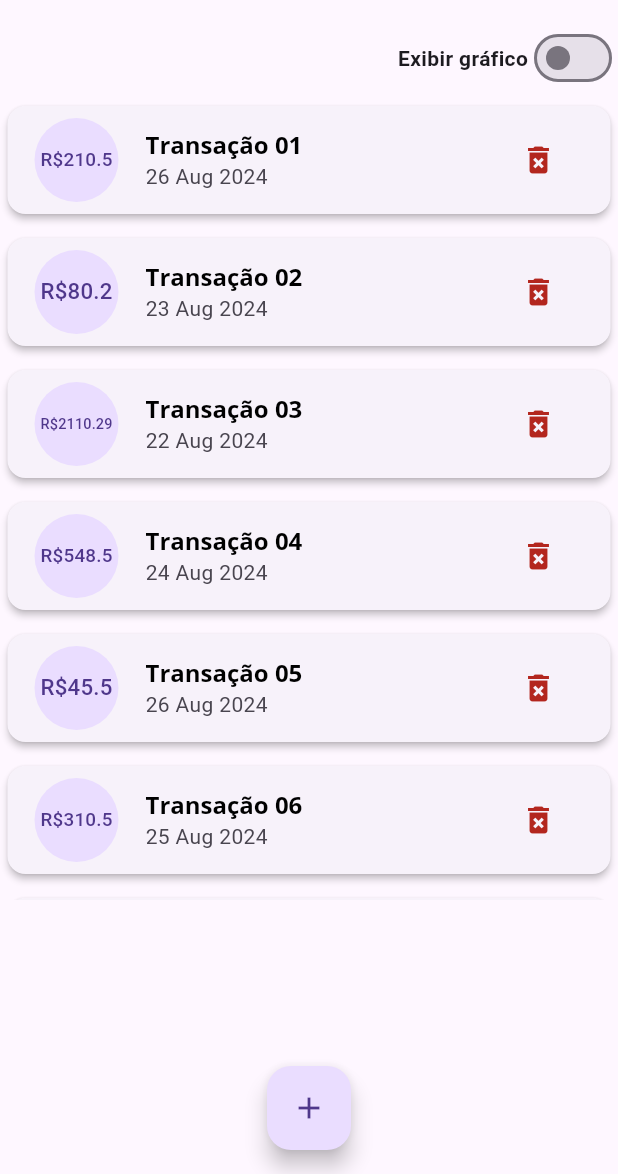
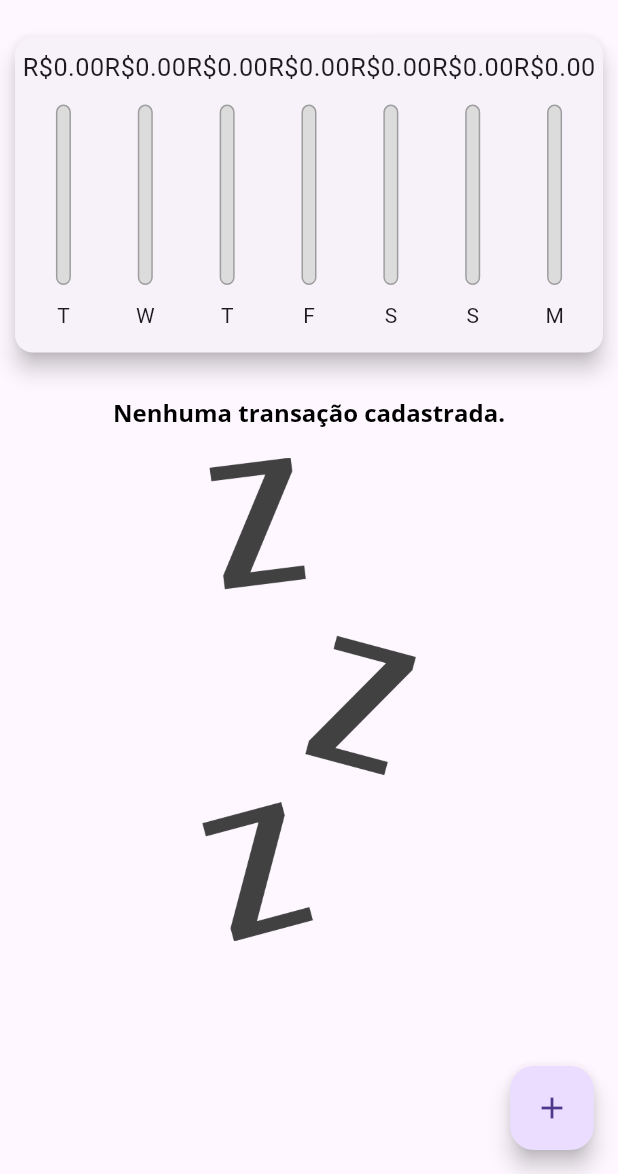
Before and after one commit to Mathews-mw/expense_organizer, a Flutter app: the screen it shows after launch, on a phone screen of 412 x 824 dp, the part 62-1236 px from its top. Run offline on Flutter 3.47's test engine with Material 3 defaults, Android fonts, the phone set to English and light mode, and no system bars.

Commit message:
responsive list and chart

```diff
--- a/lib/components/transaction_form.dart
+++ b/lib/components/transaction_form.dart
@@ -1,4 +1,5 @@
 import 'package:flutter/material.dart';
+import 'package:flutter/widgets.dart';
 import 'package:intl/intl.dart';
 
 class TransactionForm extends StatefulWidget {
@@ -46,11 +47,17 @@ class _TransactionFormState extends State<TransactionForm> {
 
   @override
   Widget build(BuildContext context) {
-    return Card(
+    return SingleChildScrollView(
+      child: Card(
         child: Column(
           children: [
             Padding(
-            padding: const EdgeInsets.all(10),
+              padding: EdgeInsets.only(
+                top: 10,
+                left: 10,
+                right: 10,
+                bottom: 10 + MediaQuery.of(context).viewInsets.bottom,
+              ),
               child: Column(
                 children: <Widget>[
                   TextField(
@@ -101,6 +108,7 @@ class _TransactionFormState extends State<TransactionForm> {
             )
           ],
         ),
+      ),
     );
   }
 }
--- a/lib/components/transaction_list.dart
+++ b/lib/components/transaction_list.dart
@@ -17,7 +17,9 @@ class TransactionList extends StatelessWidget {
     return Container(
       height: 570,
       child: transactions.isEmpty
-          ? Column(children: <Widget>[
+          ? LayoutBuilder(
+              builder: (ctx, constraints) {
+                return Column(children: <Widget>[
                   const SizedBox(height: 20),
                   Text(
                     'Nenhuma transação cadastrada.',
@@ -25,13 +27,15 @@ class TransactionList extends StatelessWidget {
                   ),
                   const SizedBox(height: 20),
                   SizedBox(
-                height: 200,
+                    height: constraints.maxHeight * 0.6,
                     child: Image.asset(
                       'assets/images/waiting.png',
                       fit: BoxFit.cover,
                     ),
                   )
-            ])
+                ]);
+              },
+            )
           : ListView.builder(
               itemCount: transactions.length,
               itemBuilder: (ctx, index) {
--- a/lib/main.dart
+++ b/lib/main.dart
@@ -54,41 +54,41 @@ class _HomePageState extends State<HomePage> {
   bool _showChart = false;
 
   final List<Transaction> _transactions = [
-    Transaction(
-        id: Random().nextDouble().toString(),
-        title: 'Transação 01',
-        value: 210.50,
-        date: DateTime.now()),
-    Transaction(
-        id: Random().nextDouble().toString(),
-        title: 'Transação 02',
-        value: 80.20,
-        date: DateTime.now().subtract(const Duration(days: 3))),
-    Transaction(
-        id: Random().nextDouble().toString(),
-        title: 'Transação 03',
-        value: 2110.29,
-        date: DateTime.now().subtract(const Duration(days: 4))),
-    Transaction(
-        id: Random().nextDouble().toString(),
-        title: 'Transação 04',
-        value: 548.50,
-        date: DateTime.now().subtract(const Duration(days: 2))),
-    Transaction(
-        id: Random().nextDouble().toString(),
-        title: 'Transação 05',
-        value: 45.50,
-        date: DateTime.now()),
-    Transaction(
-        id: Random().nextDouble().toString(),
-        title: 'Transação 06',
-        value: 310.50,
-        date: DateTime.now().subtract(const Duration(days: 1))),
-    Transaction(
-        id: Random().nextDouble().toString(),
-        title: 'Transação 07',
-        value: 197.50,
-        date: DateTime.now().subtract(const Duration(days: 2))),
+    // Transaction(
+    //     id: Random().nextDouble().toString(),
+    //     title: 'Transação 01',
+    //     value: 210.50,
+    //     date: DateTime.now()),
+    // Transaction(
+    //     id: Random().nextDouble().toString(),
+    //     title: 'Transação 02',
+    //     value: 80.20,
+    //     date: DateTime.now().subtract(const Duration(days: 3))),
+    // Transaction(
+    //     id: Random().nextDouble().toString(),
+    //     title: 'Transação 03',
+    //     value: 2110.29,
+    //     date: DateTime.now().subtract(const Duration(days: 4))),
+    // Transaction(
+    //     id: Random().nextDouble().toString(),
+    //     title: 'Transação 04',
+    //     value: 548.50,
+    //     date: DateTime.now().subtract(const Duration(days: 2))),
+    // Transaction(
+    //     id: Random().nextDouble().toString(),
+    //     title: 'Transação 05',
+    //     value: 45.50,
+    //     date: DateTime.now()),
+    // Transaction(
+    //     id: Random().nextDouble().toString(),
+    //     title: 'Transação 06',
+    //     value: 310.50,
+    //     date: DateTime.now().subtract(const Duration(days: 1))),
+    // Transaction(
+    //     id: Random().nextDouble().toString(),
+    //     title: 'Transação 07',
+    //     value: 197.50,
+    //     date: DateTime.now().subtract(const Duration(days: 2))),
   ];
 
   List<Transaction> get _recentTransactions {
@@ -130,20 +130,33 @@ class _HomePageState extends State<HomePage> {
 
   @override
   Widget build(BuildContext context) {
+    final mediaQuery = MediaQuery.of(context);
+    bool isLandscape = mediaQuery.orientation == Orientation.landscape;
+
     final appBar = AppBar(
       title: const Text('Despesas Pessoais'),
       actions: <Widget>[
+        if (isLandscape)
+          IconButton(
+            icon: Icon(_showChart ? Icons.list : Icons.bar_chart),
+            onPressed: () {
+              setState(() {
+                _showChart = !_showChart;
+              });
+            },
+          ),
         IconButton(
-            onPressed: () => _openTransactionFormModal(context),
-            icon: const Icon(Icons.add))
+          onPressed: () => _openTransactionFormModal(context),
+          icon: const Icon(Icons.add),
+        )
       ],
     );
 
     final appBarHeight = appBar.preferredSize.height;
-    final statusBardHeight = MediaQuery.of(context).padding.top;
+    final statusBardHeight = mediaQuery.padding.top;
 
     final availableSize =
-        MediaQuery.of(context).size.height - appBarHeight - statusBardHeight;
+        mediaQuery.size.height - appBarHeight - statusBardHeight;
 
     return Scaffold(
       appBar: appBar,
@@ -151,23 +164,9 @@ class _HomePageState extends State<HomePage> {
         child: Column(
           crossAxisAlignment: CrossAxisAlignment.stretch,
           children: <Widget>[
-            Row(
-              mainAxisAlignment: MainAxisAlignment.end,
-              children: <Widget>[
-                const Text('Exibir gráfico',
-                    style: TextStyle(fontWeight: FontWeight.bold)),
-                Switch(
-                    value: _showChart,
-                    onChanged: (value) {
-                      setState(() {
-                        _showChart = value;
-                      });
-                    })
-              ],
-            ),
-            if (_showChart)
+            if (_showChart || !isLandscape)
               Container(
-                  height: availableSize * 0.3,
+                  height: availableSize * (isLandscape ? 0.6 : 0.3),
                   child: Chart(recentTransactions: _recentTransactions)),
             Container(
               height: availableSize * 0.7,
@@ -183,7 +182,7 @@ class _HomePageState extends State<HomePage> {
         child: const Icon(Icons.add),
         onPressed: () => _openTransactionFormModal(context),
       ),
-      floatingActionButtonLocation: FloatingActionButtonLocation.centerFloat,
+      floatingActionButtonLocation: FloatingActionButtonLocation.endFloat,
     );
   }
 }
```
Lines whose indentation alone changed are shown as unchanged.
